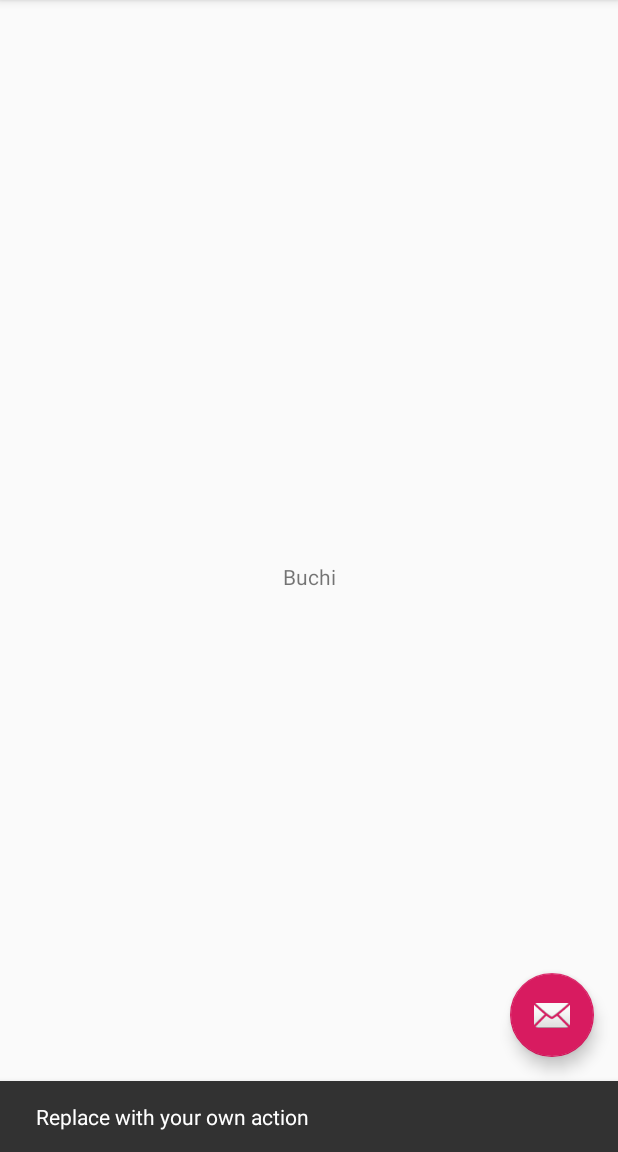
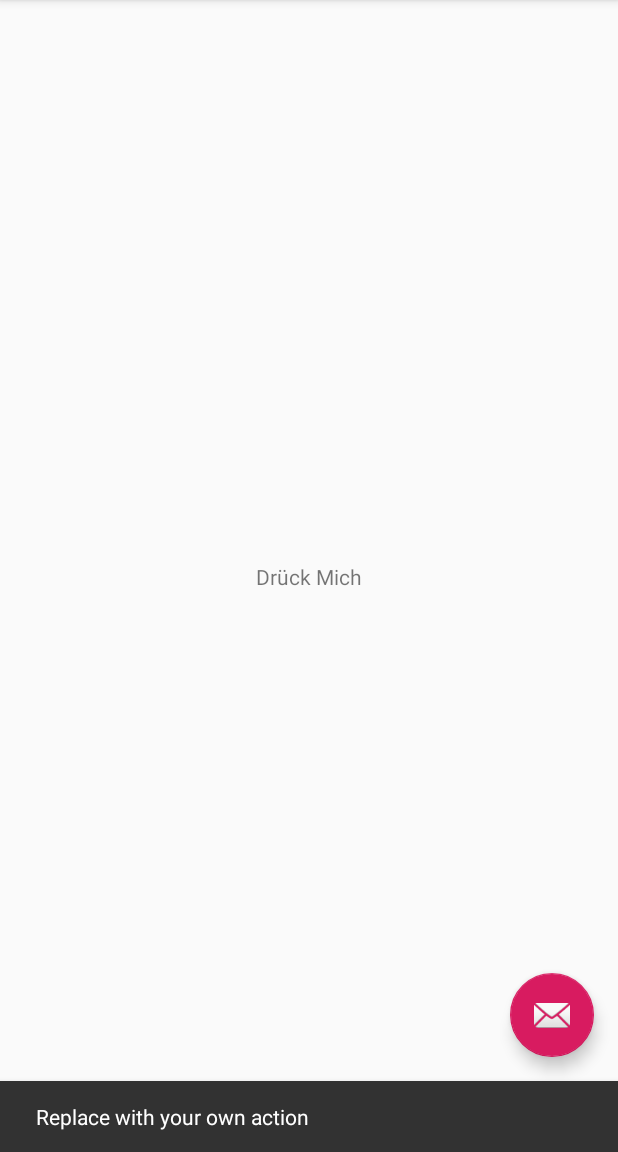
Before and after one commit to CodeChrisB/Freibuch, an Android app: the screen it shows after launch (MainActivity), after a tap on an icon or button, on a phone screen of 412 x 824 dp, the part 84-1236 px from its top. Run offline under Robolectric (Android 15) with nearby library versions, the phone set to English and light mode, and no system bars.

Commit message:
Inital Update

```diff
--- a/app/src/main/res/layout/content_main.xml
+++ b/app/src/main/res/layout/content_main.xml
@@ -11,7 +11,7 @@
     <TextView
         android:layout_width="wrap_content"
         android:layout_height="wrap_content"
-        android:text="Buchi"
+        android:text="@string/button_dreuckMich"
         app:layout_constraintBottom_toBottomOf="parent"
         app:layout_constraintLeft_toLeftOf="parent"
         app:layout_constraintRight_toRightOf="parent"
@@ -20,8 +20,8 @@
     <ScrollView
         android:layout_width="match_parent"
         android:layout_height="match_parent"
-        tools:layout_editor_absoluteX="255dp"
-        tools:layout_editor_absoluteY="183dp">
+        tools:layout_editor_absoluteX="0dp"
+        tools:layout_editor_absoluteY="0dp">
 
         <LinearLayout
             android:layout_width="match_parent"
--- a/app/src/main/res/values/strings.xml
+++ b/app/src/main/res/values/strings.xml
@@ -1,4 +1,5 @@
 <resources>
     <string name="app_name">FreibuchSMS</string>
     <string name="action_settings">Settings</string>
+    <string name="button_dreuckMich">Drück Mich</string>
 </resources>
```
Also changed, not shown: 1 other file.
